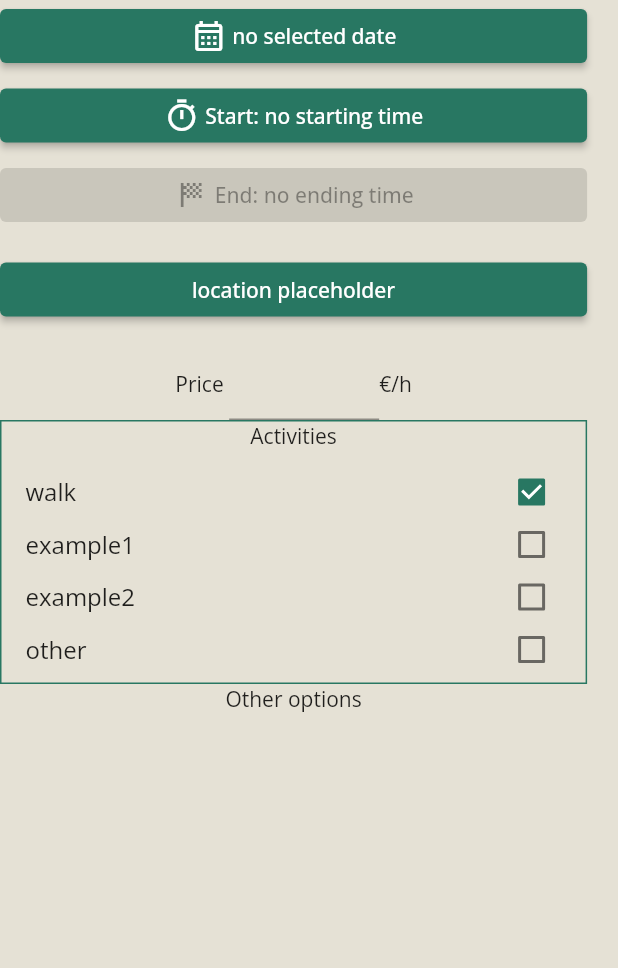
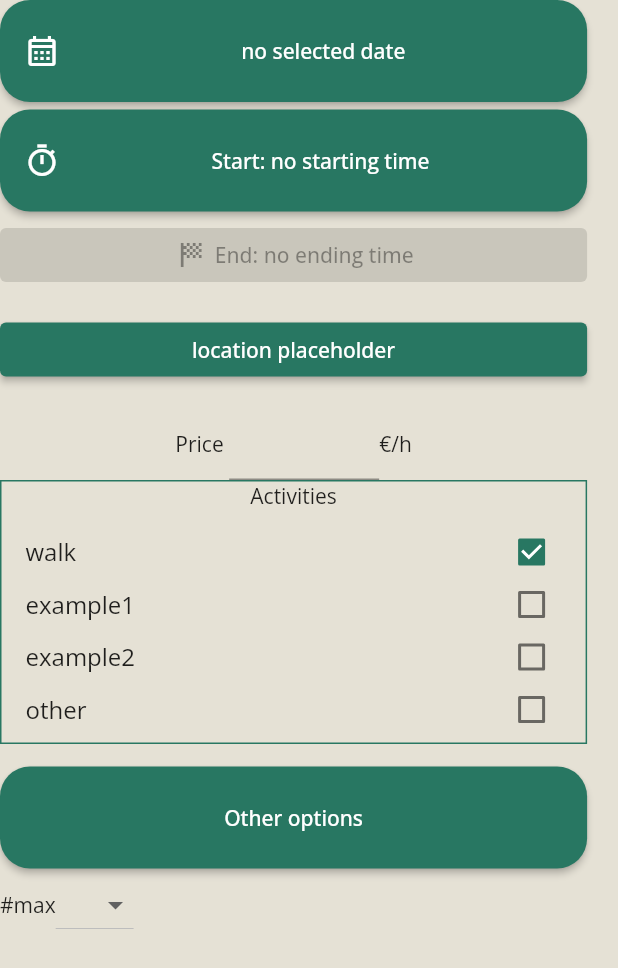
Before and after one commit to Buba98/dima_project, a Flutter app: the CreateOfferWidget widget shown alone on an empty page, opened directly, on a phone screen of 412 x 824 dp. Shown: the top 968 px of the screen. Run offline on Flutter 3.47's test engine with Material 2 defaults, Android fonts, the phone set to English and light mode, and no system bars; our stand-ins replace cloud_firestore, firebase_auth, firebase_core, firebase_storage, flutter_bloc, image_picker and 1 more; accounts and stored records are empty; network calls fail.

Commit message:
Add personalized UI buttons to create offer screen

```diff
--- a/lib/answers/answers_screen.dart
+++ b/lib/answers/answers_screen.dart
@@ -1,4 +1,4 @@
-import 'package:dima_project/custom_widgets/button.dart';
+import 'package:dima_project/input/button.dart';
 import 'package:flutter/cupertino.dart';
 import 'package:flutter/material.dart';
 
--- a/lib/home/offer/create_offer_widget.dart
+++ b/lib/home/offer/create_offer_widget.dart
@@ -1,5 +1,6 @@
+import 'package:dima_project/input/text_input.dart';
 import 'package:intl/intl.dart';
-import 'package:dima_project/custom_widgets/button.dart';
+import 'package:dima_project/input/button.dart';
 import 'package:flutter/cupertino.dart';
 import 'package:flutter/material.dart';
 
@@ -19,9 +20,11 @@ class _CreateOfferWidgetState extends State<CreateOfferWidget> {
     //'example3': false,
     'other': false,
   };
-  bool visibleCalendar = false;
-  bool visibleStartTime = false;
-  bool visibleEndTime = false;
+  bool _isOtherActivitiesSelected = false;
+  bool _isOtherOptionsVisible = false;
+  List<String> maxDogsAllowedList = ['1', '2', '3', '4', '5', 'Any'];
+  int maxDogsAllowed = -1;
+  String maxDogsAllowedHint = '';
 
   DateTime selectedDate = DateTime.now();
   String selectedDateString = 'no selected date';
@@ -30,8 +33,8 @@ class _CreateOfferWidgetState extends State<CreateOfferWidget> {
   String selectedStartingTimeString = 'no starting time';
 
   bool _isEndingTimeButtonDisabled = true;
-  TimeOfDay selectedEndingTime =
-      TimeOfDay(hour: TimeOfDay.now().hour + 1, minute: TimeOfDay.now().minute);
+  TimeOfDay selectedEndingTime = TimeOfDay(
+      hour: TimeOfDay.now().hour, minute: TimeOfDay.now().minute + 30);
   String selectedEndingTimeString = 'no ending time';
 
   bool _isNotPast({required DateTime selectedDate, TimeOfDay? selectedTime}) {
@@ -133,6 +136,12 @@ class _CreateOfferWidgetState extends State<CreateOfferWidget> {
     }
   }
 
+  _enableOtherOptions() {
+    setState(() {
+      _isOtherOptionsVisible = !_isOtherOptionsVisible;
+    });
+  }
+
   //TODO delete
   Widget _tmpSpacer(color) {
     return Container(
@@ -150,37 +159,27 @@ class _CreateOfferWidgetState extends State<CreateOfferWidget> {
       width: MediaQuery.of(context).size.width * 0.95,
       child: ListView(
         children: [
-          ElevatedButton(
+          Button(
             onPressed: () => _selectDate(context: context),
-            child: Row(
-              children: [
-                Spacer(),
-                Icon(Icons.calendar_month_outlined),
-                Text(' $selectedDateString'),
-                Spacer(),
-                //TODO maybe use RichText for readability
-              ],
-            ),
+            text: ' $selectedDateString',
+            icon: Icons.calendar_month_outlined,
           ),
-          SizedBox(
+          const SizedBox(
+            height: 5,
+          ),
+          Button(
+            onPressed: () => _selectTime(context: context, isStart: true),
+            text: 'Start: $selectedStartingTimeString',
+            icon: Icons.timer_outlined,
+          ),
+          const SizedBox(
             height: 5,
           ),
           ElevatedButton(
-            onPressed: () => _selectTime(context: context, isStart: true),
-            child: Row(
-              children: [
-                Spacer(),
-                Icon(Icons.timer_outlined),
-                Text(' Start: $selectedStartingTimeString'),
-                Spacer(),
-              ],
-            ),
-          ),
-          SizedBox(
-            height: 5,
-          ),
-          ElevatedButton(
-            onPressed: _isEndingTimeButtonDisabled ? null : () => _selectTime(context: context, isStart: false),
+            //TODO change UI
+            onPressed: _isEndingTimeButtonDisabled
+                ? null
+                : () => _selectTime(context: context, isStart: false),
             child: Row(
               children: [
                 Spacer(),
@@ -190,12 +189,12 @@ class _CreateOfferWidgetState extends State<CreateOfferWidget> {
               ],
             ),
           ),
-          SizedBox(
+          const SizedBox(
             height: 15,
           ),
           ElevatedButton(
               onPressed: () => {}, child: Text('location placeholder')),
-          SizedBox(
+          const SizedBox(
             height: 15,
           ),
           Row(
@@ -232,6 +231,10 @@ class _CreateOfferWidgetState extends State<CreateOfferWidget> {
                           onChanged: (bool? value) {
                             setState(() {
                               activities[key] = value;
+                              key == 'other'
+                                  ? _isOtherActivitiesSelected =
+                                      !_isOtherActivitiesSelected
+                                  : null;
                             });
                           },
                         ),
@@ -239,16 +242,72 @@ class _CreateOfferWidgetState extends State<CreateOfferWidget> {
                     }).toList(),
                   ),
                 ),
-                //     //TODO make a appear a TextField to describe 'other' activities
+                Visibility(
+                  visible: _isOtherActivitiesSelected,
+                  child: SizedBox(
+                    width: MediaQuery.of(context).size.width * 0.9,
+                    child: Column(children: [
+                      TextInput(
+                          textEditingController:
+                              TextEditingController(text: '')),
+                      const SizedBox(
+                        height: 15,
+                      ),
+                    ]),
+                  ),
+                ),
+                //TODO make a appear a TextField to describe 'other' activities
               ],
             ),
           ),
-          const Center(
-            child: Text('Other options'),
+          const SizedBox(
+            height: 15,
+          ),
+          Center(
+            child:
+                Button(onPressed: _enableOtherOptions, text: 'Other options'),
           ),
           //TODO make it interactable to open other options to be filed
+          Visibility(
+            child: Column(
+              children: [
+                Row(
+                  children: [
+                    Text('#max'),
+                    DropdownButton(
+                      hint: Text(maxDogsAllowedHint),
+                        items: maxDogsAllowedList
+                            .map<DropdownMenuItem<String>>((String value) {
+                          return DropdownMenuItem<String>(
+                            value: value,
+                            child: Text(value),
+                          );
+                        }).toList(),
+                        onChanged: (String? value) {
+                          setState(() {
+                            maxDogsAllowed = 3;
+                            maxDogsAllowedHint = value!;
+                          });
+                        }),
+                  ],
+                )
+              ],
+            ),
+          )
         ],
       ),
     );
   }
+
+  Widget _otherOptionsWidget(String rowName, List options){
+    Column option = Column(
+      children: [
+        Text(rowName),
+        Row(
+
+        )
+      ],
+    );
+    return Container();
+  }
 }
--- a/lib/home/search/search_result_widget.dart
+++ b/lib/home/search/search_result_widget.dart
@@ -43,9 +43,9 @@ class SearchResultWidget extends StatelessWidget {
             Row(
               children: [
                 Spacer(),
-                ProfilePicture(
-                  profilePictureUrl: userProfileUrl,
-                ),
+                // ProfilePicture(
+                //   profilePictureUrl: userProfileUrl,
+                // ),
                 const SizedBox(
                   width: 15,
                 ),
```
